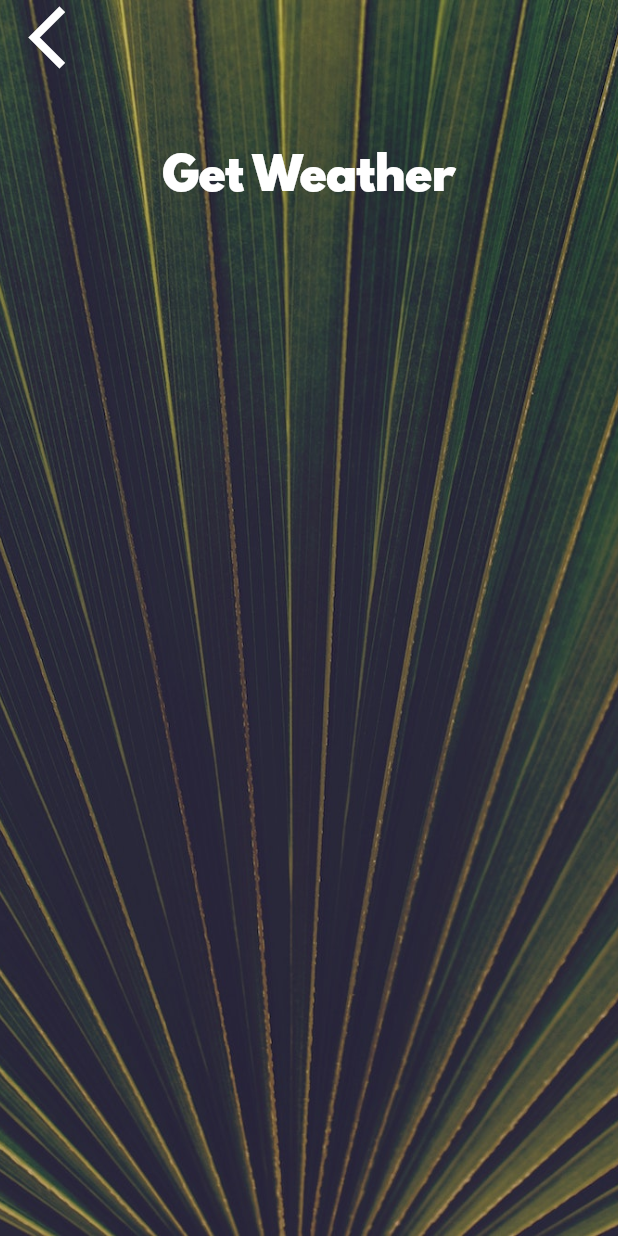
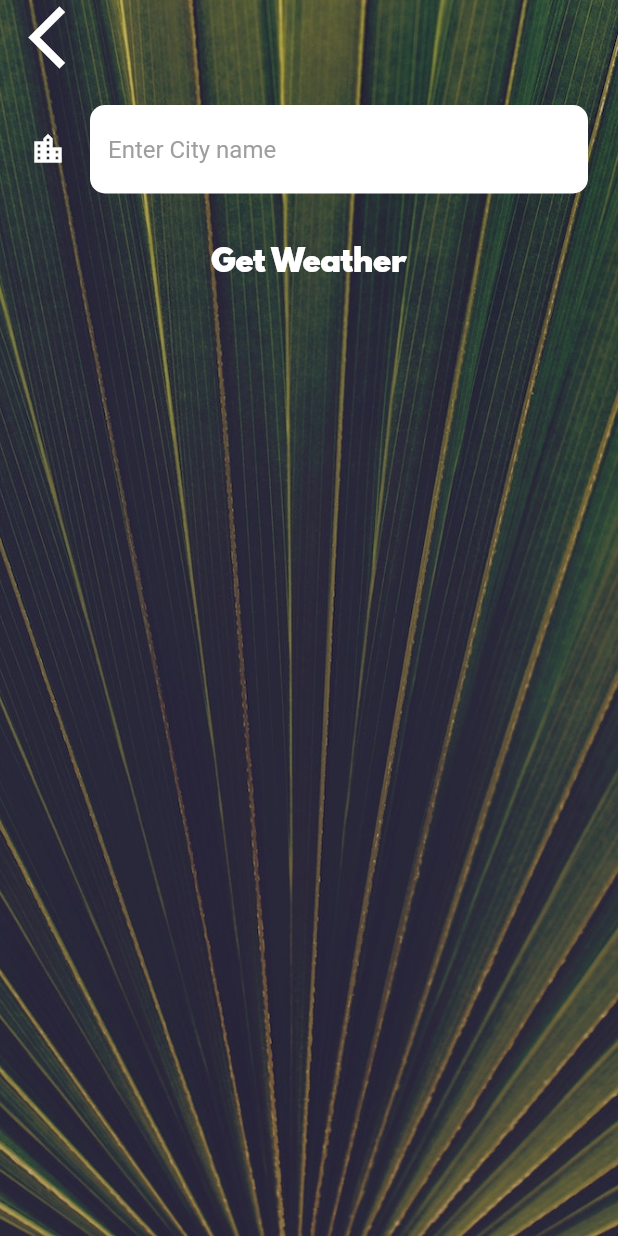
Before and after one commit to RobertWade/Flutter-weather-app, a Flutter app: the CityScreen screen opened directly, on a phone screen of 412 x 824 dp. Run offline on Flutter 3.47's test engine with Material 2 defaults, Android fonts, the phone set to English and light mode, and no system bars; our stand-ins replace flutter_spinkit, geolocator; network calls fail.

Commit message:
added city screen and ability to get weather for different locations

```diff
--- a/lib/screens/city_screen.dart
+++ b/lib/screens/city_screen.dart
@@ -7,6 +7,8 @@ class CityScreen extends StatefulWidget {
 }
 
 class _CityScreenState extends State<CityScreen> {
+  String cityName = '';
+
   @override
   Widget build(BuildContext context) {
     return Scaffold(
@@ -24,7 +26,9 @@ class _CityScreenState extends State<CityScreen> {
               Align(
                 alignment: Alignment.topLeft,
                 child: FlatButton(
-                  onPressed: () {},
+                  onPressed: () {
+                    Navigator.pop(context);
+                  },
                   child: Icon(
                     Icons.arrow_back_ios,
                     size: 50.0,
@@ -33,10 +37,18 @@ class _CityScreenState extends State<CityScreen> {
               ),
               Container(
                 padding: EdgeInsets.all(20.0),
-                child: null,
+                child: TextField(
+                  style: TextStyle(color: Colors.black),
+                  decoration: kTextFieldInputDecoration,
+                  onChanged: (value) {
+                    cityName = value;
+                  },
+                ),
               ),
               FlatButton(
-                onPressed: () {},
+                onPressed: () {
+                  Navigator.pop(context, cityName);
+                },
                 child: Text(
                   'Get Weather',
                   style: kButtonTextStyle,
--- a/lib/utilities/constants.dart
+++ b/lib/utilities/constants.dart
@@ -2,19 +2,35 @@ import 'package:flutter/material.dart';
 
 const kTempTextStyle = TextStyle(
   fontFamily: 'Spartan MB',
-  fontSize: 100.0,
+  fontSize: 80.0,
 );
 
 const kMessageTextStyle = TextStyle(
   fontFamily: 'Spartan MB',
-  fontSize: 60.0,
+  fontSize: 50.0,
 );
 
 const kButtonTextStyle = TextStyle(
-  fontSize: 30.0,
+  fontSize: 20.0,
   fontFamily: 'Spartan MB',
 );
 
 const kConditionTextStyle = TextStyle(
-  fontSize: 100.0,
+  fontSize: 80.0,
 );
+
+const kTextFieldInputDecoration = InputDecoration(
+  hintText: 'Enter City name',
+  hintStyle: TextStyle(color: Colors.grey),
+  fillColor: Colors.white,
+  border: OutlineInputBorder(
+      borderRadius: BorderRadius.all(
+        Radius.circular(10.0),
+      ),
+      borderSide: BorderSide.none),
+  filled: true,
+  icon: Icon(
+    Icons.location_city,
+    color: Colors.white,
+  ),
+);
```
Also changed, not shown: lib/screens/location_screen.dart (+14 -1 lines), lib/services/weather.dart (+7 -0 lines), 5 other files.
